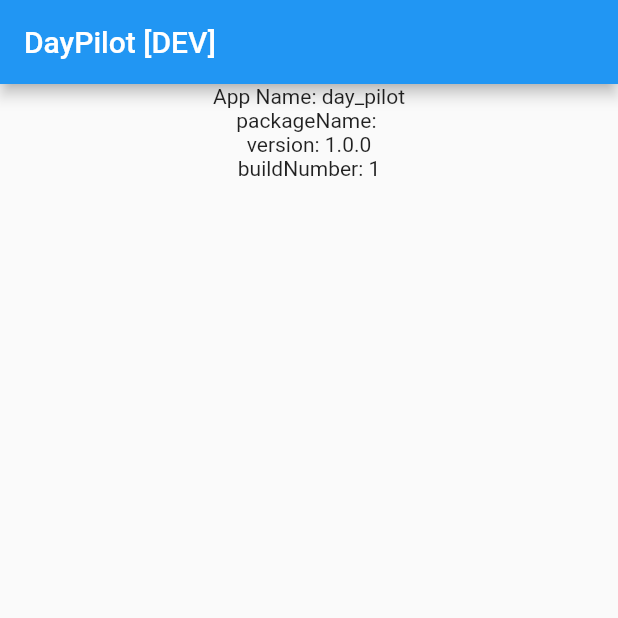
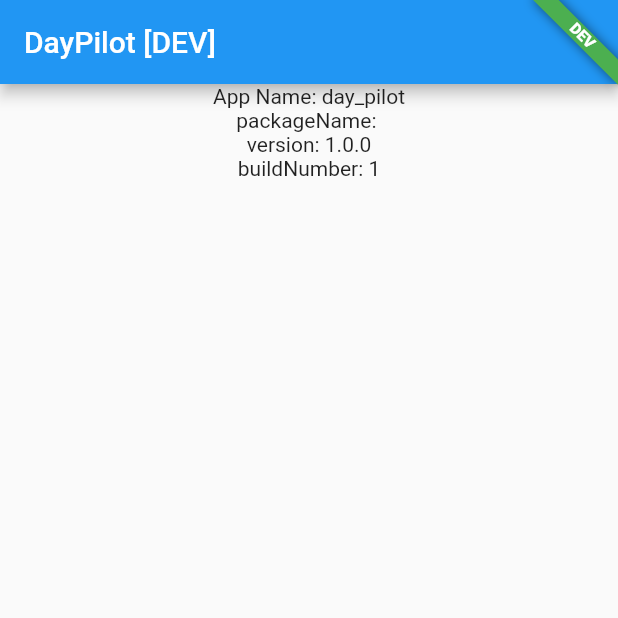
Before and after one commit to davidaodejobi/day-pilot, a Flutter app: the screen it shows after launch, on a phone screen of 412 x 824 dp, the top half of it. Run offline on Flutter 3.47's test engine with Material 2 defaults, Android fonts, the phone set to English and light mode, and no system bars; our stand-ins replace package_info_plus.

Commit message:
chore: flavor checkpoint

```diff
--- a/lib/flavor_banner.dart
+++ b/lib/flavor_banner.dart
@@ -10,9 +10,10 @@
 
   @override
   Widget build(BuildContext context) {
-    if (FlavorConfig.isProduction()) return child;
+    if (FlavorConfig.isDevelopment()) return child;
     bannerConfig = _getDefaultBanner();
     return Stack(
+      alignment: Alignment.topRight,
       children: <Widget>[child, _buildBanner(context)],
     );
   }
@@ -20,8 +21,9 @@
   BannerConfig _getDefaultBanner() {
     return BannerConfig(
       bannerName: FlavorConfig.instance!.env.toString(),
-      bannerColor:
-          FlavorConfig.isDevelopment() ? Colors.green : const Color(0xffFFDE00),
+      bannerColor: !FlavorConfig.isDevelopment()
+          ? Colors.green
+          : const Color(0xffFFDE00),
     );
   }
 
@@ -31,11 +33,12 @@
       height: 50,
       child: CustomPaint(
         painter: BannerPainter(
-            message: bannerConfig.bannerName,
-            textDirection: Directionality.of(context),
-            layoutDirection: Directionality.of(context),
-            location: BannerLocation.topStart,
-            color: bannerConfig.bannerColor),
+          message: bannerConfig.bannerName,
+          textDirection: Directionality.of(context),
+          layoutDirection: Directionality.of(context),
+          location: BannerLocation.topEnd,
+          color: bannerConfig.bannerColor,
+        ),
       ),
     );
   }
--- a/lib/main.dart
+++ b/lib/main.dart
@@ -16,6 +16,7 @@
   @override
   Widget build(BuildContext context) {
     return MaterialApp(
+      debugShowCheckedModeBanner: false,
       title: FlavorConfig.instance!.name,
       theme: ThemeData(
         primarySwatch: Colors.blue,
```
